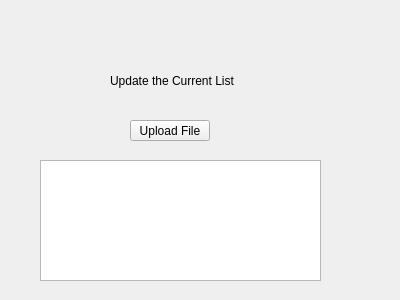
Starfractor/CS1C-Group-Project-1-National-Football-League, file maintenancewindow.ui: the form before one commit.
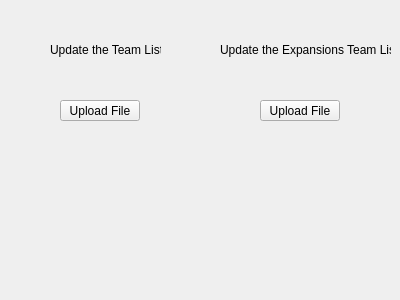
The form after the commit.

Commit message: Can update the expansions team list

```diff
--- a/maintenancewindow.ui
+++ b/maintenancewindow.ui
@@ -16,21 +16,21 @@
   <widget class="QLabel" name="label">
    <property name="geometry">
     <rect>
-     <x>110</x>
-     <y>50</y>
-     <width>131</width>
-     <height>61</height>
+     <x>50</x>
+     <y>40</y>
+     <width>111</width>
+     <height>20</height>
     </rect>
    </property>
    <property name="text">
-    <string>Update the Current List</string>
+    <string>Update the Team List</string>
    </property>
   </widget>
   <widget class="QPushButton" name="pushButton_uploadFile">
    <property name="geometry">
     <rect>
-     <x>130</x>
-     <y>120</y>
+     <x>60</x>
+     <y>100</y>
      <width>80</width>
      <height>21</height>
     </rect>
@@ -39,14 +39,30 @@
     <string>Upload File</string>
    </property>
   </widget>
-  <widget class="QTextBrowser" name="textBrowser">
+  <widget class="QLabel" name="label_2">
    <property name="geometry">
     <rect>
-     <x>40</x>
-     <y>160</y>
-     <width>281</width>
-     <height>121</height>
+     <x>220</x>
+     <y>40</y>
+     <width>171</width>
+     <height>20</height>
     </rect>
+   </property>
+   <property name="text">
+    <string>Update the Expansions Team List</string>
+   </property>
+  </widget>
+  <widget class="QPushButton" name="pushButton_uploadFile2">
+   <property name="geometry">
+    <rect>
+     <x>260</x>
+     <y>100</y>
+     <width>80</width>
+     <height>21</height>
+    </rect>
+   </property>
+   <property name="text">
+    <string>Upload File</string>
    </property>
   </widget>
  </widget>
```
The commit also changes 6 other files.
